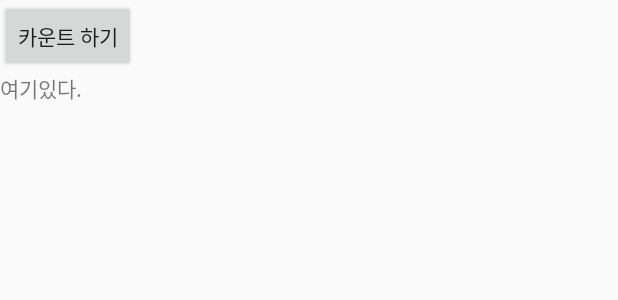
After one commit to Seo-GwangHyeon/InvisibleMirror, an Android app: the layout activity_key_check.xml on its own in the app's theme, with its tools: preview values and no code run, on a phone screen of 412 x 824 dp. The commit adds this screen. Shown: the top 300 px of the screen. Run offline under Robolectric (Android 15) with nearby library versions, the phone set to English and light mode, and no system bars.

Commit message:
Keycheck액티비티를 추가해서 키 횟수 카운트 하도록 만들었다.

```diff
--- a/app/src/main/java/com/example/invisiblemirror/MainActivity.java
+++ b/app/src/main/java/com/example/invisiblemirror/MainActivity.java
@@ -19,6 +19,7 @@ import android.view.MenuItem;
 import android.widget.TextView;
 
 import com.example.invisblemirror.R;
+import com.example.invisiblemirror.keycounter.KeyCheckActivity;
 import com.example.invisiblemirror.mover.MoveActivity;
 
 public class MainActivity extends AppCompatActivity
@@ -108,7 +109,8 @@ public class MainActivity extends AppCompatActivity
             Intent intent = new Intent(this, MoveActivity.class);
             startActivity(intent);
         } else if (id == R.id.nav_gallery) {
-
+            Intent intent = new Intent(this, KeyCheckActivity.class);
+            startActivity(intent);
         } else if (id == R.id.nav_slideshow) {
 
         } else if (id == R.id.nav_manage) {
--- a/app/src/main/java/com/example/invisiblemirror/mover/AlarmSoundService.java
+++ b/app/src/main/java/com/example/invisiblemirror/mover/AlarmSoundService.java
@@ -46,6 +46,7 @@ public class AlarmSoundService extends Service {
                                 long total =
                                         dataSet.isEmpty() ? 0 : dataSet.getDataPoints().get(0).getValue(Field.FIELD_STEPS).asInt();
                                 Log.i(TAG, "Total steps: " + total);
+                                /**정환이 봐라: total이 걸음 수*/
                                 editor.putLong("setSetting",total);
                                 editor.apply();
                             }
--- /dev/null
+++ b/app/src/main/res/layout/activity_key_check.xml
@@ -0,0 +1,23 @@
+<?xml version="1.0" encoding="utf-8"?>
+<LinearLayout
+    xmlns:android="http://schemas.android.com/apk/res/android"
+    xmlns:app="http://schemas.android.com/apk/res-auto"
+    xmlns:tools="http://schemas.android.com/tools"
+    android:layout_width="match_parent"
+    android:layout_height="match_parent"
+    android:orientation="vertical"
+    >
+
+    <Button
+        android:id="@+id/button"
+        android:layout_width="wrap_content"
+        android:layout_height="wrap_content"
+        android:text="카운트 하기"
+        />
+    <TextView
+        android:id="@+id/textView"
+        android:layout_width="match_parent"
+        android:layout_height="match_parent"
+        android:text="여기있다."/>
+
+</LinearLayout>
--- a/app/src/main/res/values/strings.xml
+++ b/app/src/main/res/values/strings.xml
@@ -172,11 +172,11 @@
     </string-array>
 
     <!-- Don't translate -->
-    <string name="prediction_none" >0</string>
+    <string name="prediction_none">0</string>
     <!-- Don't translate -->
     <string name="prediction_basic">1</string>
     <!-- Don't translate -->
-    <string name="prediction_full" >2</string>
+    <string name="prediction_full">2</string>
 
     <string-array name="prediction_modes_values">
         <item>@string/prediction_none</item>
```
Also changed, not shown: app/src/main/AndroidManifest.xml (+16 -9 lines), app/src/main/java/com/example/invisiblemirror/keyboard/inputmethod/SoftKeyboard.java (+5 -4 lines), app/src/main/java/com/example/invisiblemirror/keycounter/KeyCheckActivity.java (added, +94 -0 lines).
